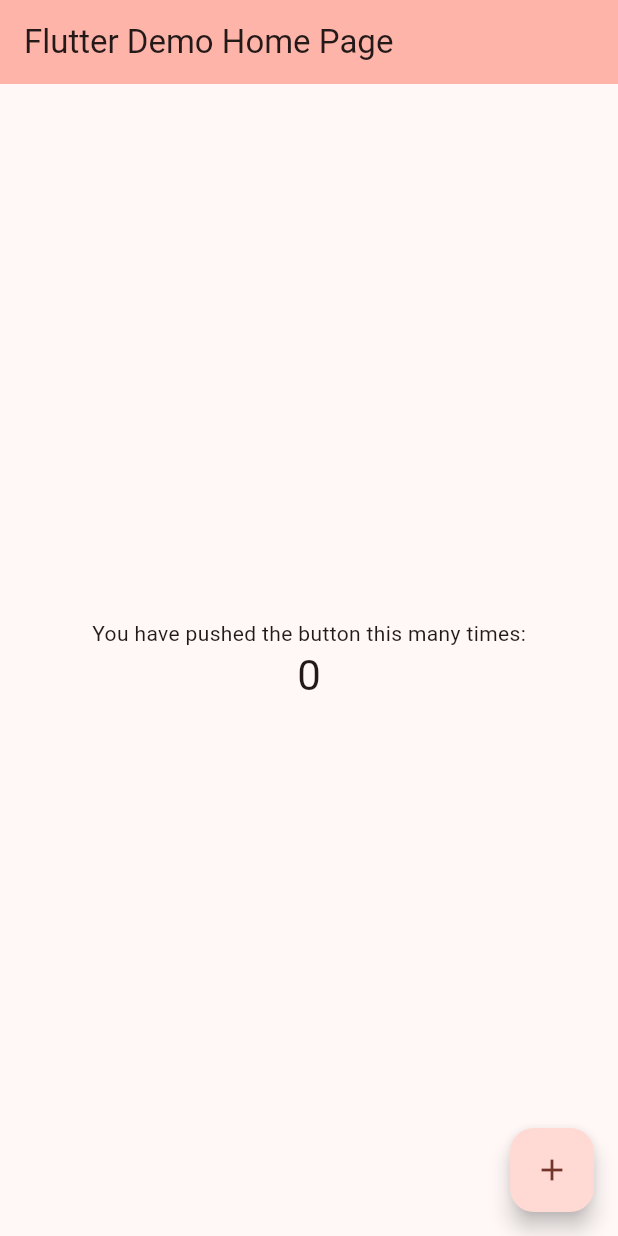
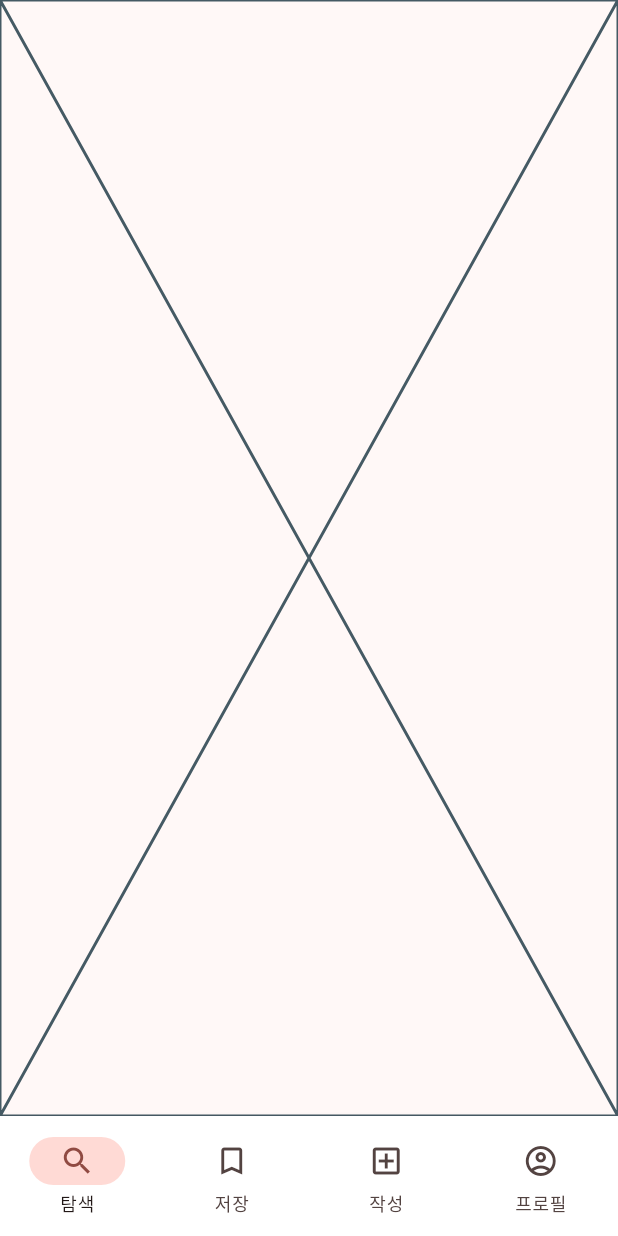
Before and after one commit to myshin22/madcamp-week2, a Flutter app: the screen it shows after launch, on a phone screen of 412 x 824 dp. Run offline on Flutter 3.47's test engine with Material 2 defaults, Android fonts, the phone set to English and light mode, and no system bars; Roboto replaces fonts that are missing (SpoqaHanSansNeo).

Commit message:
feat: add bottom navigation bar

```diff
--- a/lib/main.dart
+++ b/lib/main.dart
@@ -1,4 +1,5 @@
 import 'package:flutter/material.dart';
+import 'package:week2/page/navigation.page.dart';
 
 void main() {
   runApp(const MyApp());
@@ -18,95 +19,7 @@ class MyApp extends StatelessWidget {
         fontFamily: 'SpoqaHanSansNeo',
         useMaterial3: true,
       ),
-      home: const MyHomePage(title: 'Flutter Demo Home Page'),
+      home: const NavigationPage(),
     );
   }
 }
-
-class MyHomePage extends StatefulWidget {
-  const MyHomePage({super.key, required this.title});
-
-  // This widget is the home page of your application. It is stateful, meaning
-  // that it has a State object (defined below) that contains fields that affect
-  // how it looks.
-
-  // This class is the configuration for the state. It holds the values (in this
-  // case the title) provided by the parent (in this case the App widget) and
-  // used by the build method of the State. Fields in a Widget subclass are
-  // always marked "final".
-
-  final String title;
-
-  @override
-  State<MyHomePage> createState() => _MyHomePageState();
-}
-
-class _MyHomePageState extends State<MyHomePage> {
-  int _counter = 0;
-
-  void _incrementCounter() {
-    setState(() {
-      // This call to setState tells the Flutter framework that something has
-      // changed in this State, which causes it to rerun the build method below
-      // so that the display can reflect the updated values. If we changed
-      // _counter without calling setState(), then the build method would not be
-      // called again, and so nothing would appear to happen.
-      _counter++;
-    });
-  }
-
-  @override
-  Widget build(BuildContext context) {
-    // This method is rerun every time setState is called, for instance as done
-    // by the _incrementCounter method above.
-    //
-    // The Flutter framework has been optimized to make rerunning build methods
-    // fast, so that you can just rebuild anything that needs updating rather
-    // than having to individually change instances of widgets.
-    return Scaffold(
-      appBar: AppBar(
-        // TRY THIS: Try changing the color here to a specific color (to
-        // Colors.amber, perhaps?) and trigger a hot reload to see the AppBar
-        // change color while the other colors stay the same.
-        backgroundColor: Theme.of(context).colorScheme.inversePrimary,
-        // Here we take the value from the MyHomePage object that was created by
-        // the App.build method, and use it to set our appbar title.
-        title: Text(widget.title),
-      ),
-      body: Center(
-        // Center is a layout widget. It takes a single child and positions it
-        // in the middle of the parent.
-        child: Column(
-          // Column is also a layout widget. It takes a list of children and
-          // arranges them vertically. By default, it sizes itself to fit its
-          // children horizontally, and tries to be as tall as its parent.
-          //
-          // Column has various properties to control how it sizes itself and
-          // how it positions its children. Here we use mainAxisAlignment to
-          // center the children vertically; the main axis here is the vertical
-          // axis because Columns are vertical (the cross axis would be
-          // horizontal).
-          //
-          // TRY THIS: Invoke "debug painting" (choose the "Toggle Debug Paint"
-          // action in the IDE, or press "p" in the console), to see the
-          // wireframe for each widget.
-          mainAxisAlignment: MainAxisAlignment.center,
-          children: <Widget>[
-            const Text(
-              'You have pushed the button this many times:',
-            ),
-            Text(
-              '$_counter',
-              style: Theme.of(context).textTheme.headlineMedium,
-            ),
-          ],
-        ),
-      ),
-      floatingActionButton: FloatingActionButton(
-        onPressed: _incrementCounter,
-        tooltip: 'Increment',
-        child: const Icon(Icons.add),
-      ), // This trailing comma makes auto-formatting nicer for build methods.
-    );
-  }
-}
--- /dev/null
+++ b/lib/page/navigation.page.dart
@@ -0,0 +1,62 @@
+import 'package:flutter/material.dart';
+import 'package:week2/page/sample.page.dart';
+
+class NavigationPage extends StatefulWidget {
+  const NavigationPage({super.key});
+
+  @override
+  State<NavigationPage> createState() => _NavigationPageState();
+}
+
+class _NavigationPageState extends State<NavigationPage> {
+  int currentPageIndex = 0;
+
+  @override
+  Widget build(BuildContext context) {
+    final destinations = [
+      NavigationDestination(
+        icon: const Icon(Icons.search),
+        selectedIcon:
+            Icon(Icons.search, color: Theme.of(context).colorScheme.primary),
+        label: '탐색',
+      ),
+      NavigationDestination(
+          icon: const Icon(Icons.bookmark_outline),
+          selectedIcon: Icon(Icons.bookmark,
+              color: Theme.of(context).colorScheme.primary),
+          label: '저장'),
+      NavigationDestination(
+          icon: const Icon(Icons.add_box_outlined),
+          selectedIcon:
+              Icon(Icons.add_box, color: Theme.of(context).colorScheme.primary),
+          label: '작성'),
+      NavigationDestination(
+        icon: const Icon(Icons.account_circle_outlined),
+        selectedIcon: Icon(Icons.account_circle,
+            color: Theme.of(context).colorScheme.primary),
+        label: '프로필',
+      ),
+    ];
+    final body = [
+      const SamplePage(),
+      const SamplePage(),
+      const SamplePage(),
+      const SamplePage()
+    ];
+    return Scaffold(
+      bottomNavigationBar: NavigationBar(
+          backgroundColor: Colors.white,
+          shadowColor: Colors.white,
+          surfaceTintColor: Colors.white,
+          indicatorColor: Theme.of(context).colorScheme.primaryContainer,
+          onDestinationSelected: (int index) {
+            setState(() {
+              currentPageIndex = index;
+            });
+          },
+          selectedIndex: currentPageIndex,
+          destinations: destinations),
+      body: body[currentPageIndex],
+    );
+  }
+}
--- /dev/null
+++ b/lib/page/sample.page.dart
@@ -0,0 +1,10 @@
+import 'package:flutter/material.dart';
+
+class SamplePage extends StatelessWidget {
+  const SamplePage({super.key});
+
+  @override
+  Widget build(BuildContext context) {
+    return const Placeholder();
+  }
+}
```
